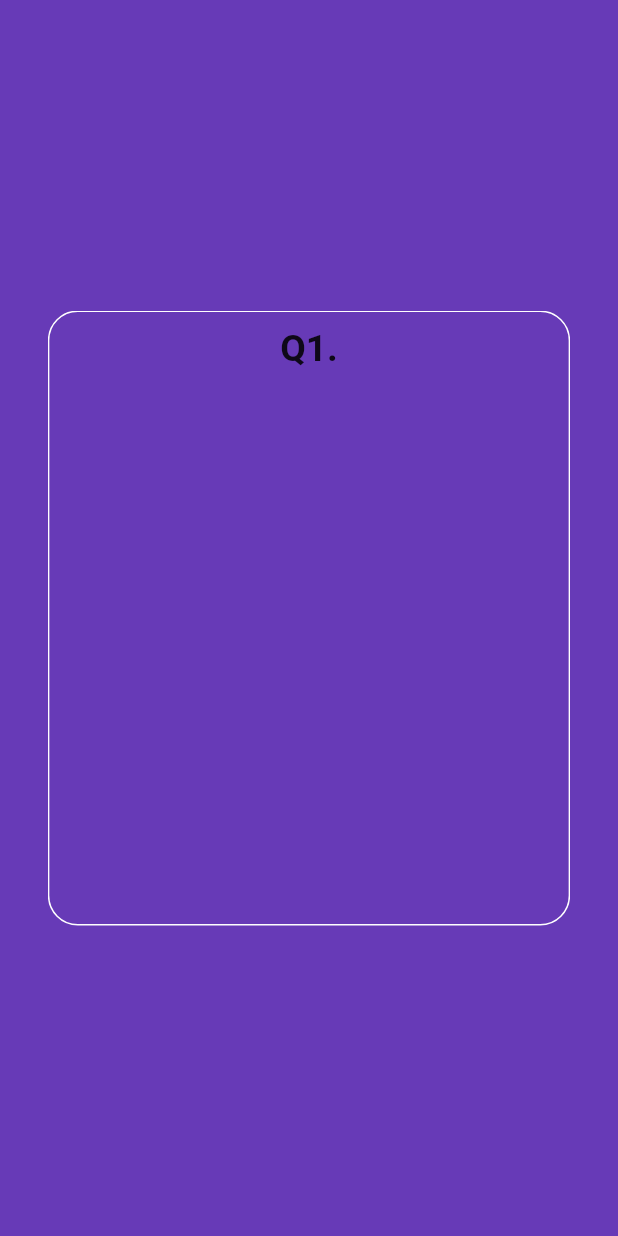
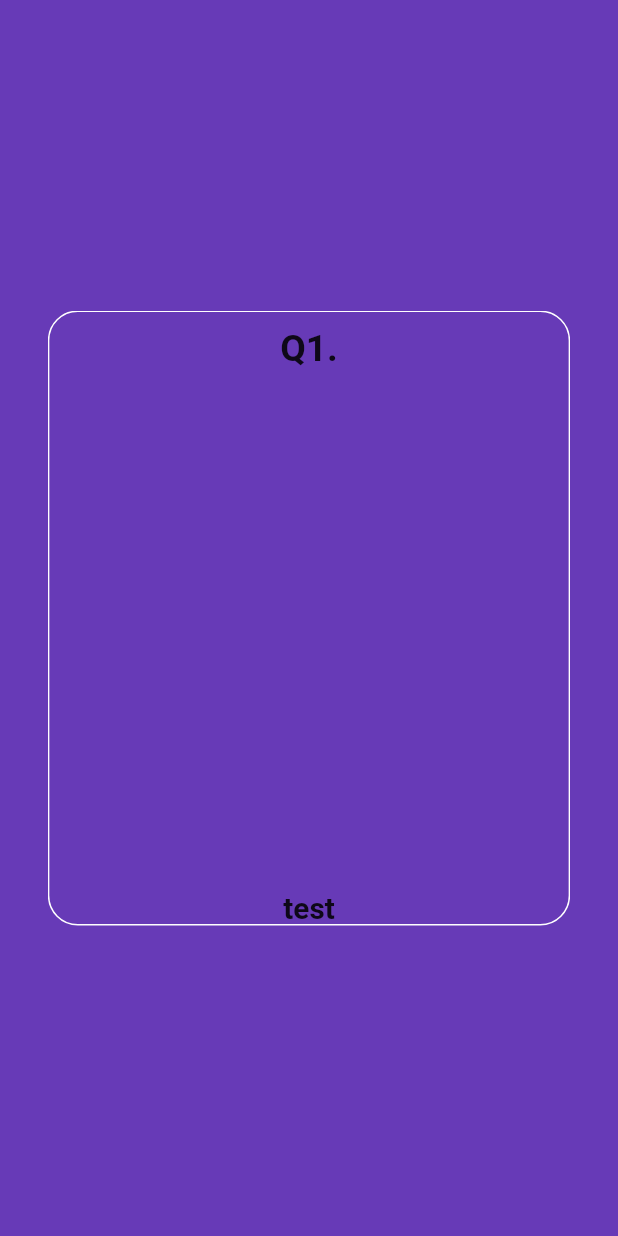
Before and after one commit to kimgeuntae/flutter_quiz_app, a Flutter app: the screen it shows after launch, after a tap on "지금 퀴즈 풀기", on a phone screen of 412 x 824 dp. Run offline on Flutter 3.47's test engine with Material 2 defaults, Android fonts, the phone set to English and light mode, and no system bars; drawn by our look-alikes of auto_size_text, card_swiper.

Commit message:
Add: AutoSizeText 라이브러리 추가

```diff
--- a/lib/screen/quiz_screen.dart
+++ b/lib/screen/quiz_screen.dart
@@ -1,3 +1,4 @@
+import 'package:auto_size_text/auto_size_text.dart';
 import 'package:card_swiper/card_swiper.dart';
 import 'package:flutter/material.dart';
 
@@ -65,7 +66,20 @@ class _QuizScreenState extends State<QuizScreen> {
                 fontWeight: FontWeight.bold,
               ),
             ),
-          )
+          ),
+          Container(
+            width: width * 0.8,
+            padding: EdgeInsets.only(top: width * 0.82),
+            child: AutoSizeText(
+              quiz.title,
+              textAlign: TextAlign.center,
+              maxLines: 2,
+              style: TextStyle(
+                fontSize: width * 0.048,
+                fontWeight: FontWeight.bold,
+              ),
+            ),
+          ),
         ],
       ),
     );
--- a/pubspec.yaml
+++ b/pubspec.yaml
@@ -36,6 +36,7 @@ dependencies:
   # Use with the CupertinoIcons class for iOS style icons.
   cupertino_icons: ^1.0.2
   card_swiper: ^3.0.1
+  auto_size_text: ^3.0.0
 
 dev_dependencies:
   flutter_test:
```
Also changed, not shown: pubspec.lock.
